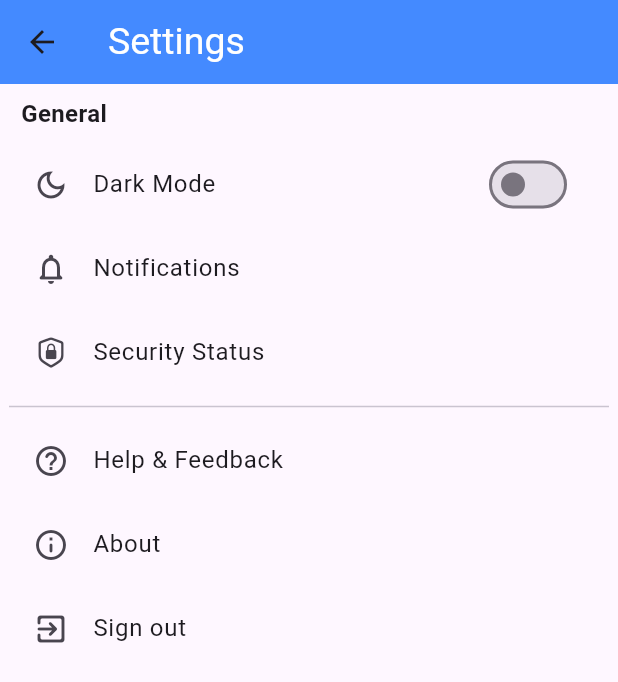
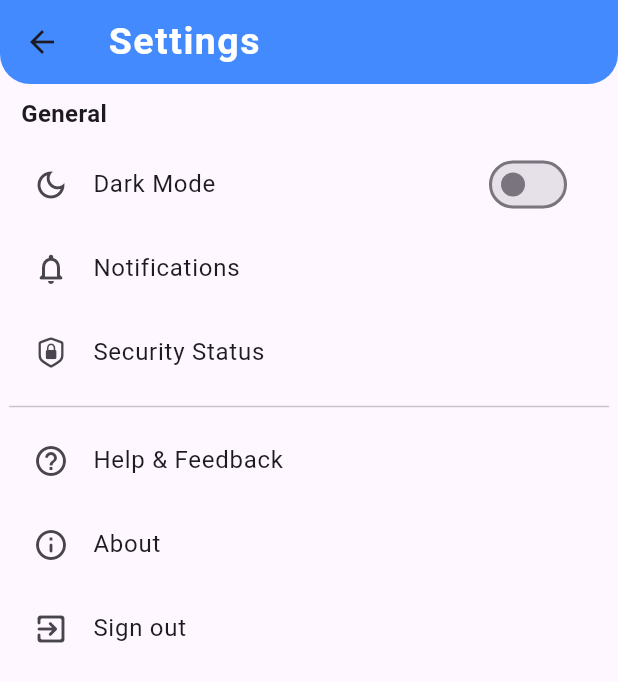
Before and after one commit to n4tsukii/bt-giua-ky, a Flutter app: the MySettings screen opened directly, on a phone screen of 412 x 824 dp. Shown: the top 682 px of the screen. Run offline on Flutter 3.47's test engine with Material 3 defaults, Android fonts, the phone set to English and light mode, and no system bars.

Commit message:
sửa lỗi file setting

```diff
--- a/lib/widgets/settings.dart
+++ b/lib/widgets/settings.dart
@@ -20,9 +20,18 @@ class _MySettings extends State<MySettings> {
             "Settings",
             style: TextStyle(
               fontSize: 25,
+              fontWeight: FontWeight.w600,
+              letterSpacing: 1,
+              wordSpacing: 2,
               color: Colors.white,
             ),
           ),
+          shape: const RoundedRectangleBorder(
+            borderRadius: BorderRadius.only(
+                bottomRight: Radius.circular(20),
+                bottomLeft: Radius.circular(20)),
+          ),
+          elevation: 0.00,
           backgroundColor: Colors.blueAccent,
         ),
         body: Center(
```
